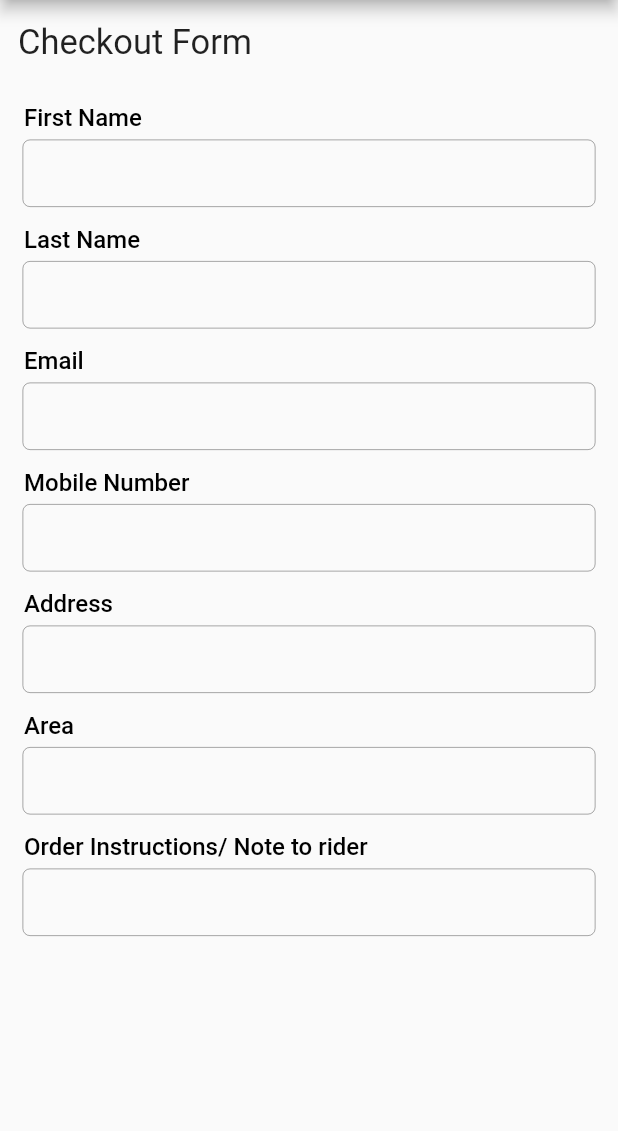
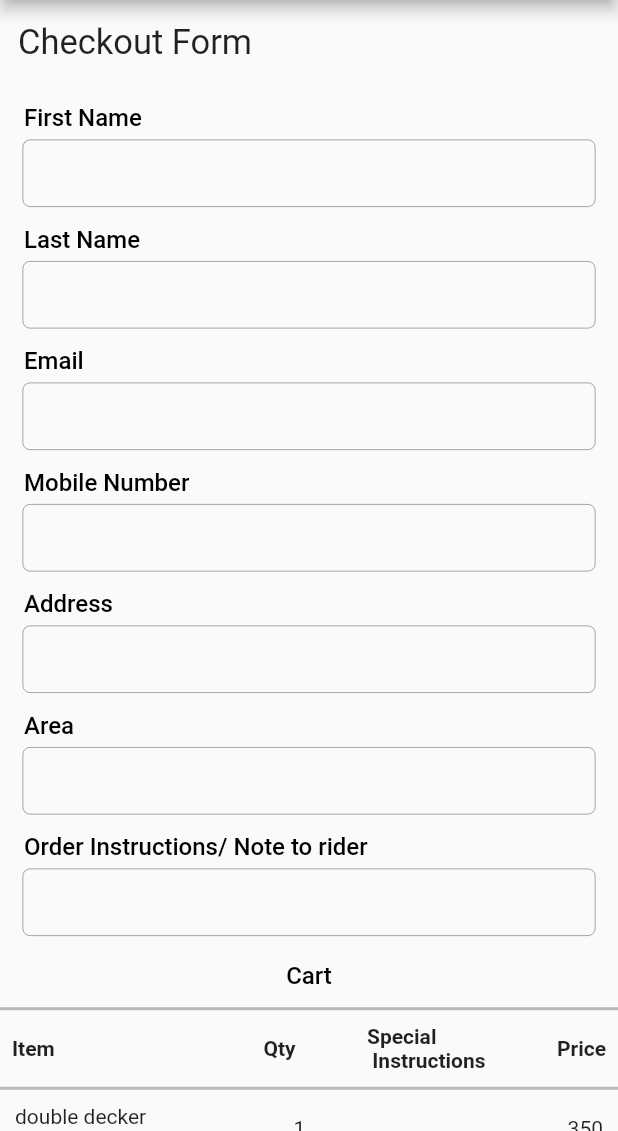
Before and after one commit to MohammadAzeem7890/FoodPanda, a Flutter app: the CheckOutForm screen opened directly, on a phone screen of 412 x 824 dp, the part 105-1236 px from its top. Run offline on Flutter 3.47's test engine with Material 2 defaults, Android fonts, the phone set to English and light mode, and no system bars.

Commit message:
Add to cart front end completed..

```diff
--- a/lib/View/Design/CheckOutForm.dart
+++ b/lib/View/Design/CheckOutForm.dart
@@ -1,4 +1,5 @@
 import 'package:flutter/material.dart';
+import 'package:foodpanda/View/components/AddToCart.dart';
 import 'package:foodpanda/View/components/PrimaryLabel.dart';
 import 'package:foodpanda/View/components/appBar.dart';
 import 'package:foodpanda/View/components/primaryTextField.dart';
@@ -87,10 +88,11 @@ class _CheckOutFormState extends State<CheckOutForm> {
             PrimaryTextField(
               controller: otherInstructions,
               placeholder:
-                  "Please Enter Order Instructions/                          "
+                  "Please Enter Order Instructions/\n"
                   "Note to rider",
               maxLines: 2,
             ),
+            AddToCart(),
           ],
         ),
       ),
--- /dev/null
+++ b/lib/View/components/AddToCart.dart
@@ -0,0 +1,87 @@
+import 'package:flutter/material.dart';
+import 'package:foodpanda/View/components/PrimaryLabel.dart';
+
+// void main() => runApp(MaterialApp(
+//       home: AddToCart(),
+//     ));
+
+class AddToCart extends StatelessWidget {
+  @override
+  Widget build(BuildContext context) {
+    return SingleChildScrollView(
+        child: Column(
+          crossAxisAlignment: CrossAxisAlignment.center,
+          children: [
+            Padding(
+              padding: const EdgeInsets.symmetric(vertical: 5),
+              child: PrimaryLabel(label: "Cart",),
+            ),
+            Divider(
+              height: 5,
+              color: Colors.black26,
+              thickness: 2,
+            ),
+            Padding(
+              padding: const EdgeInsets.symmetric(horizontal: 8, vertical: 8),
+              child: Row(
+                mainAxisAlignment: MainAxisAlignment.spaceBetween,
+                children: [
+                  Container(
+                    width: 120,
+                      child: txt("Item"),),
+                  txt("Qty"),
+                  txt("Special \n Instructions"),
+                  txt("Price"),
+                ],
+              ),
+            ),
+            Divider(
+              height: 5,
+              color: Colors.black26,
+              thickness: 2,
+            ),
+            Container(
+              height: 250,
+              child: ListView.separated(
+                itemCount: 15,
+                itemBuilder: (context, index) {
+                  return Padding(
+                    padding:
+                        const EdgeInsets.symmetric(horizontal: 10, vertical: 8),
+                    child: Row(
+                      mainAxisAlignment: MainAxisAlignment.spaceBetween,
+                      mainAxisSize: MainAxisSize.min,
+                      children: [
+                        Container(
+                          width: 100,
+                          child: Text("double decker beef burger"),
+                        ),
+                        Text("1"),
+                        Text(" "),
+                        Text("350"),
+                      ],
+                    ),
+                  );
+                },
+                separatorBuilder: (context, index) {
+                  return Divider(
+                    height: 5,
+                    color: Colors.black26,
+                    thickness: 2,
+                  );
+                },
+              ),
+            )
+          ],
+        ),
+    );
+  }
+}
+
+Widget txt(txt){
+  return Text(txt,
+    style: TextStyle(
+      fontWeight: FontWeight.bold
+    ),
+  );
+}
```
